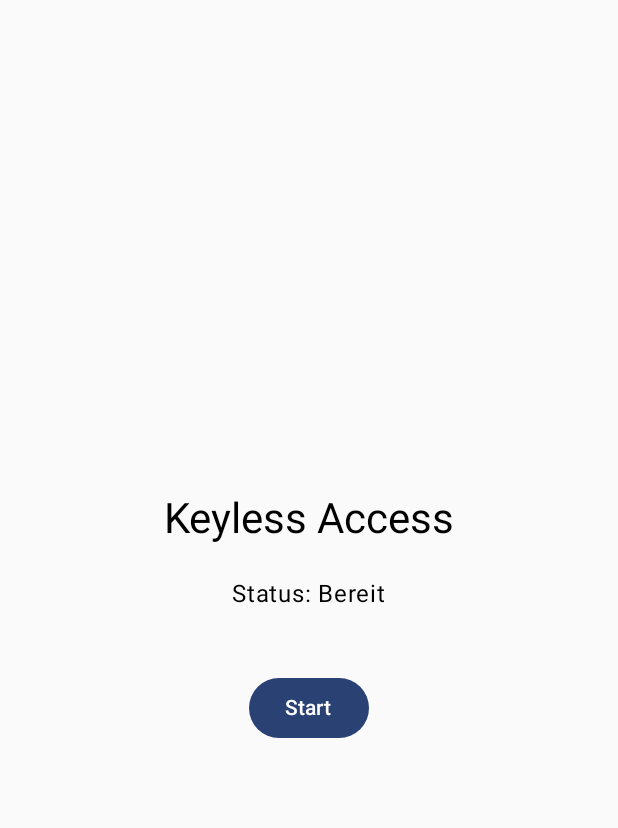
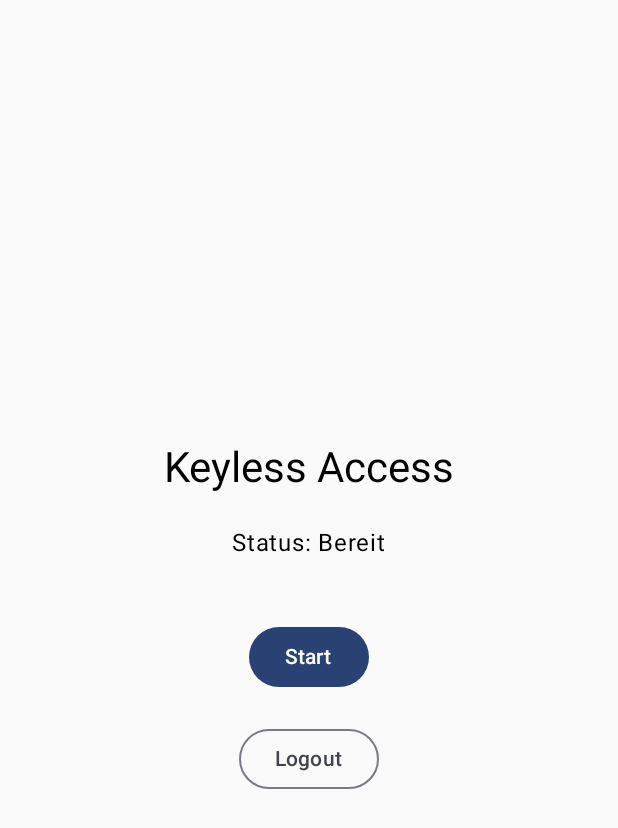
Before and after one commit to AlGD09/Keyless_App, an Android app built with Jetpack Compose: the screen it shows after launch (MainActivity), after a tap on "Speichern", on a phone screen of 412 x 824 dp. Shown: the top 828 px of the screen. Run offline under Robolectric (Android 15) with nearby library versions, the phone set to English and light mode, and no system bars; our stand-ins replace Dagger/Hilt's generated code.

Commit message:
Add: Logout Button

```diff
--- a/app/src/main/java/com/example/keyless_app/MainActivity.kt
+++ b/app/src/main/java/com/example/keyless_app/MainActivity.kt
@@ -41,10 +41,14 @@ class MainActivity : ComponentActivity() {
         }
         setContent {
             Keyless_AppTheme {
-                var isRegistered by remember { mutableStateOf(isUserRegistered(this)) }
+                val context = this
+                var isRegistered by remember { mutableStateOf(isUserRegistered(context)) }
 
                 if (isRegistered) {
-                    AblaufScreen()
+                    AblaufScreen(onLogout = {
+                        clearCredentials(context)
+                        isRegistered = false
+                    })
                 } else {
                     RegisterScreen(onRegistered = { isRegistered = true })
                 }
@@ -59,6 +63,11 @@ class MainActivity : ComponentActivity() {
         return !userName.isNullOrBlank() && !secretHash.isNullOrBlank()
     }
 
+    private fun clearCredentials(context: Context) {
+        val prefs = context.getSharedPreferences("user_prefs", Context.MODE_PRIVATE)
+        prefs.edit().clear().apply()
+    }
+
 
 
 }
--- a/app/src/main/java/com/example/keyless_app/ablauf/AblaufScreen.kt
+++ b/app/src/main/java/com/example/keyless_app/ablauf/AblaufScreen.kt
@@ -14,7 +14,8 @@ import androidx.hilt.navigation.compose.hiltViewModel
 
 @Composable
 fun AblaufScreen(
-    viewModel: AblaufViewModel = hiltViewModel()
+    viewModel: AblaufViewModel = hiltViewModel(),
+    onLogout: () -> Unit
 ) {
     // ViewModel-Status als State beobachten
     val status by viewModel.status.collectAsState()
@@ -43,6 +44,12 @@ fun AblaufScreen(
         Button(onClick = { viewModel.startProcess() }) {
             Text(buttonText)
         }
+
+        Spacer(Modifier.height(20.dp))
+
+        OutlinedButton(onClick = { onLogout() }) {
+            Text("Logout")
+        }
     }
 }
 
```
